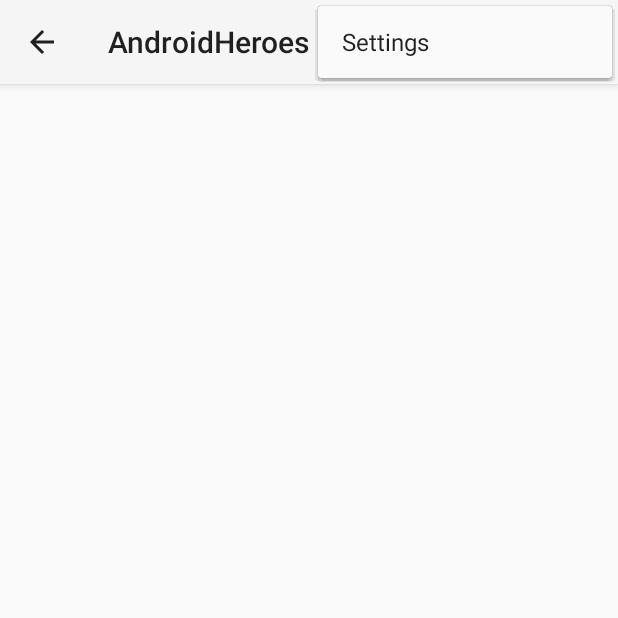
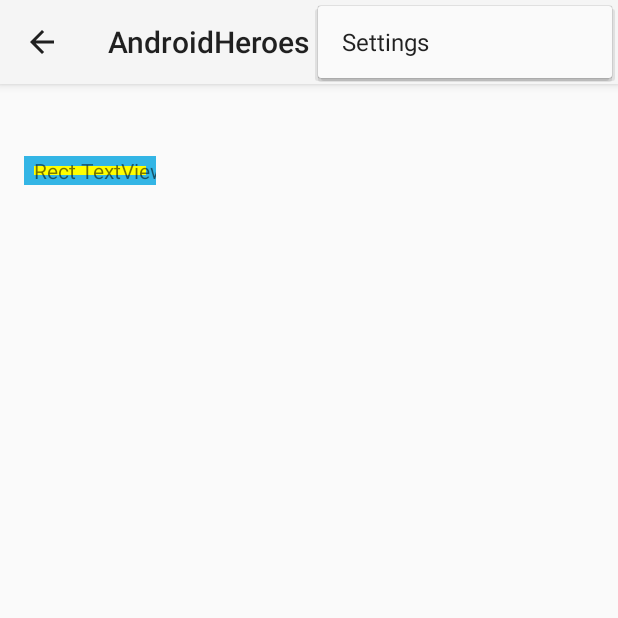
Before and after one commit to jzfree/androidHeroes, an Android app: the screen it shows after launch (MainActivity), with the options menu open, on a phone screen of 412 x 824 dp, the top half of it. Run offline under Robolectric (Android 15) with nearby library versions, the phone set to English and light mode, and no system bars; 2 statements that could not run were skipped.

Commit message:
FEATURE  add RectTextView

```diff
--- a/app/src/main/java/com/jiu/androidheroes/views/RectTextView.java
+++ b/app/src/main/java/com/jiu/androidheroes/views/RectTextView.java
@@ -1,6 +1,8 @@
 package com.jiu.androidheroes.views;
 
 import android.content.Context;
+import android.graphics.Canvas;
+import android.graphics.Color;
 import android.graphics.Paint;
 import android.util.AttributeSet;
 import android.widget.TextView;
@@ -11,18 +13,36 @@ public class RectTextView extends TextView {
 
     public RectTextView(Context context) {
         super(context);
+        initView();
     }
 
     public RectTextView(Context context, AttributeSet attrs) {
         super(context, attrs);
+        initView();
     }
 
     public RectTextView(Context context, AttributeSet attrs, int defStyleAttr) {
         super(context, attrs, defStyleAttr);
+        initView();
+    }
 
+    private void initView() {
         mPaint1 = new Paint();
         mPaint1.setColor(getResources().getColor(android.R.color.holo_blue_light));
+        mPaint1.setStyle(Paint.Style.FILL);
+
+        mPaint2 = new Paint();
+        mPaint2.setColor(Color.YELLOW);
+        mPaint2.setStyle(Paint.Style.FILL);
     }
 
-
+    @Override
+    protected void onDraw(Canvas canvas) {
+        canvas.drawRect(0, 0 , getMeasuredWidth(), getMeasuredHeight(), mPaint1);
+        canvas.drawRect(10 ,10 , getMeasuredWidth() - 10, getMeasuredHeight() - 10, mPaint2);
+        canvas.save();
+        canvas.translate(10, 0);
+        super.onDraw(canvas);
+        canvas.restore();
+    }
 }
--- a/app/src/main/res/layout/view_fragment.xml
+++ b/app/src/main/res/layout/view_fragment.xml
@@ -11,4 +11,13 @@
         android:layout_margin="16dp">
 
     </com.jiu.androidheroes.RoundCornerImageView>
+
+    <com.jiu.androidheroes.views.RectTextView
+        android:id="@+id/rect_text_view"
+        android:layout_width="wrap_content"
+        android:layout_height="wrap_content"
+        android:layout_margin="16dp"
+        android:text="@string/rect_text_view">
+
+    </com.jiu.androidheroes.views.RectTextView>
 </LinearLayout>
--- a/app/src/main/res/values/strings.xml
+++ b/app/src/main/res/values/strings.xml
@@ -11,4 +11,6 @@
     <string name="action_example">Example action</string>
 
     <string name="action_settings">Settings</string>
+
+    <string name="rect_text_view">Rect TextView</string>
 </resources>
```
